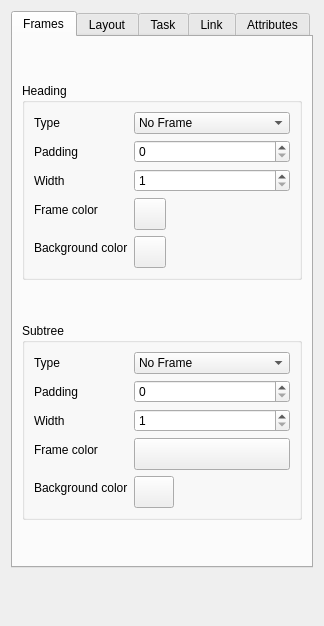
Old version of the form forms/branchpropeditor.ui in the repository insilmaril/vym.
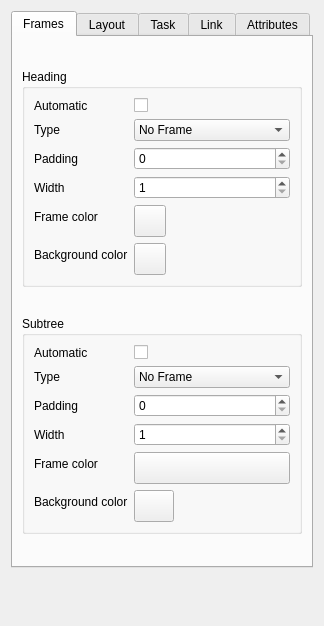
New version of the form.

Commit message:
Feature: Automatic design for frames and frame multiselection
Frames have switches now in the BranchPropertyEditor to toggle automatic
design defined in MapDesign.

Multiple selected branches can  change frame settings simultanously.
(Only last selected branch is shown in BranchPropertyEditor).

```diff
--- a/forms/branchpropeditor.ui
+++ b/forms/branchpropeditor.ui
@@ -48,14 +48,14 @@
           <string>Heading</string>
          </property>
          <layout class="QFormLayout" name="formLayout_2">
-          <item row="0" column="0">
+          <item row="1" column="0">
            <widget class="QLabel" name="innerFrameTypeLabel">
             <property name="text">
              <string>Type</string>
             </property>
            </widget>
           </item>
-          <item row="0" column="1">
+          <item row="1" column="1">
            <widget class="QComboBox" name="innerFrameTypeCombo">
             <property name="sizePolicy">
              <sizepolicy hsizetype="Minimum" vsizetype="Fixed">
@@ -95,28 +95,28 @@
             </item>
            </widget>
           </item>
-          <item row="1" column="0">
+          <item row="2" column="0">
            <widget class="QLabel" name="innerFramePaddingLabel">
             <property name="text">
              <string>Padding</string>
             </property>
            </widget>
           </item>
-          <item row="1" column="1">
+          <item row="2" column="1">
            <widget class="QSpinBox" name="innerFramePaddingSpinBox">
             <property name="maximum">
              <number>50</number>
             </property>
            </widget>
           </item>
-          <item row="2" column="0">
+          <item row="3" column="0">
            <widget class="QLabel" name="innerFrameBorderLabel">
             <property name="text">
              <string>Width</string>
             </property>
            </widget>
           </item>
-          <item row="2" column="1">
+          <item row="3" column="1">
            <widget class="QSpinBox" name="innerFrameWidthSpinBox">
             <property name="minimum">
              <number>1</number>
@@ -126,7 +126,7 @@
             </property>
            </widget>
           </item>
-          <item row="3" column="0">
+          <item row="4" column="0">
            <widget class="QLabel" name="innerFrameBrushColorLabelDesc">
             <property name="text">
              <string>Frame color</string>
@@ -136,7 +136,7 @@
             </property>
            </widget>
           </item>
-          <item row="3" column="1">
+          <item row="4" column="1">
            <widget class="QPushButton" name="innerFramePenColorButton">
             <property name="minimumSize">
              <size>
@@ -155,7 +155,7 @@
             </property>
            </widget>
           </item>
-          <item row="4" column="0">
+          <item row="5" column="0">
            <widget class="QLabel" name="innerFramePenColorLabelDesc">
             <property name="sizePolicy">
              <sizepolicy hsizetype="Expanding" vsizetype="Preferred">
@@ -171,7 +171,7 @@
             </property>
            </widget>
           </item>
-          <item row="4" column="1">
+          <item row="5" column="1">
            <widget class="QPushButton" name="innerFrameBrushColorButton">
             <property name="minimumSize">
              <size>
@@ -190,6 +190,20 @@
             </property>
            </widget>
           </item>
+          <item row="0" column="1">
+           <widget class="QCheckBox" name="innerFrameAutoDesignCheckBox">
+            <property name="text">
+             <string/>
+            </property>
+           </widget>
+          </item>
+          <item row="0" column="0">
+           <widget class="QLabel" name="innerFrameAutoLabel">
+            <property name="text">
+             <string>Automatic</string>
+            </property>
+           </widget>
+          </item>
          </layout>
         </widget>
        </item>
@@ -205,14 +219,14 @@
           <string>Subtree</string>
          </property>
          <layout class="QFormLayout" name="formLayout">
-          <item row="0" column="0">
+          <item row="1" column="0">
            <widget class="QLabel" name="outerFrameTypeLabel">
             <property name="text">
              <string>Type</string>
             </property>
            </widget>
           </item>
-          <item row="0" column="1">
+          <item row="1" column="1">
            <widget class="QComboBox" name="outerFrameTypeCombo">
             <property name="sizePolicy">
              <sizepolicy hsizetype="Minimum" vsizetype="Fixed">
@@ -258,28 +272,28 @@
             </item>
            </widget>
           </item>
-          <item row="2" column="0">
+          <item row="3" column="0">
            <widget class="QLabel" name="outerFramePaddingLabel">
             <property name="text">
              <string>Padding</string>
             </property>
            </widget>
           </item>
-          <item row="2" column="1">
+          <item row="3" column="1">
            <widget class="QSpinBox" name="outerFramePaddingSpinBox">
             <property name="maximum">
              <number>50</number>
             </property>
            </widget>
           </item>
-          <item row="3" column="0">
+          <item row="4" column="0">
            <widget class="QLabel" name="outerFrameBorderLabel">
             <property name="text">
              <string>Width</string>
             </property>
            </widget>
           </item>
-          <item row="3" column="1">
+          <item row="4" column="1">
            <widget class="QSpinBox" name="outerFrameWidthSpinBox">
             <property name="minimum">
              <number>1</number>
@@ -289,7 +303,7 @@
             </property>
            </widget>
           </item>
-          <item row="4" column="0">
+          <item row="5" column="0">
            <widget class="QLabel" name="outerFramePenColorLabelDesc">
             <property name="sizePolicy">
              <sizepolicy hsizetype="Expanding" vsizetype="Preferred">
@@ -305,7 +319,7 @@
             </property>
            </widget>
           </item>
-          <item row="4" column="1">
+          <item row="5" column="1">
            <widget class="QPushButton" name="outerFramePenColorButton">
             <property name="sizePolicy">
              <sizepolicy hsizetype="Minimum" vsizetype="Fixed">
@@ -330,7 +344,7 @@
             </property>
            </widget>
           </item>
-          <item row="5" column="0">
+          <item row="6" column="0">
            <widget class="QLabel" name="outerFrameBrushColorLabelDesc">
             <property name="text">
              <string>Background color</string>
@@ -340,7 +354,7 @@
             </property>
            </widget>
           </item>
-          <item row="5" column="1">
+          <item row="6" column="1">
            <widget class="QPushButton" name="outerFrameBrushColorButton">
             <property name="sizePolicy">
              <sizepolicy hsizetype="Maximum" vsizetype="Fixed">
@@ -365,6 +379,20 @@
             </property>
            </widget>
           </item>
+          <item row="0" column="0">
+           <widget class="QLabel" name="outerFrameAutoLabel">
+            <property name="text">
+             <string>Automatic</string>
+            </property>
+           </widget>
+          </item>
+          <item row="0" column="1">
+           <widget class="QCheckBox" name="outerFrameAutoDesignCheckBox">
+            <property name="text">
+             <string/>
+            </property>
+           </widget>
+          </item>
          </layout>
         </widget>
        </item>
```
Left out of the diff: 2 changed lines with no effect on the pictures. The commit also changes 12 other files.
